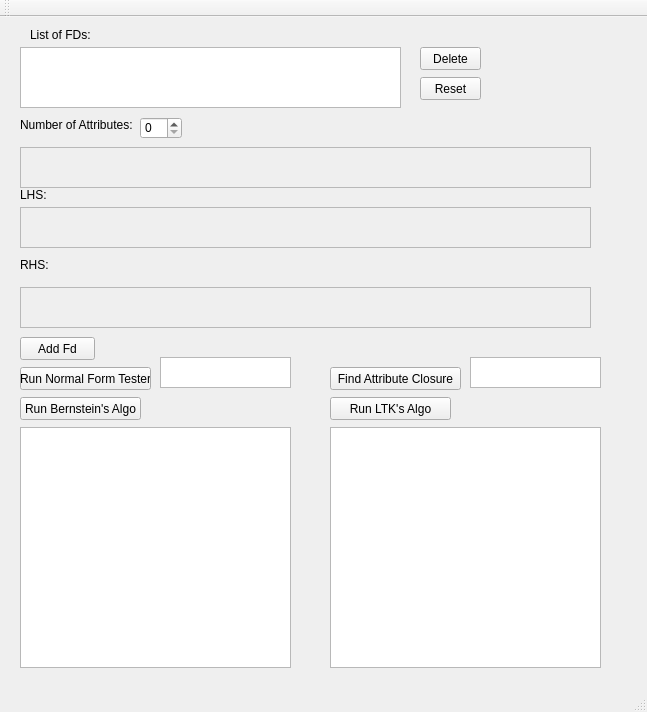
Old version of the form CaseTool/casetool.ui in the repository jellingwei/cs4221-Database-Case-Tool.
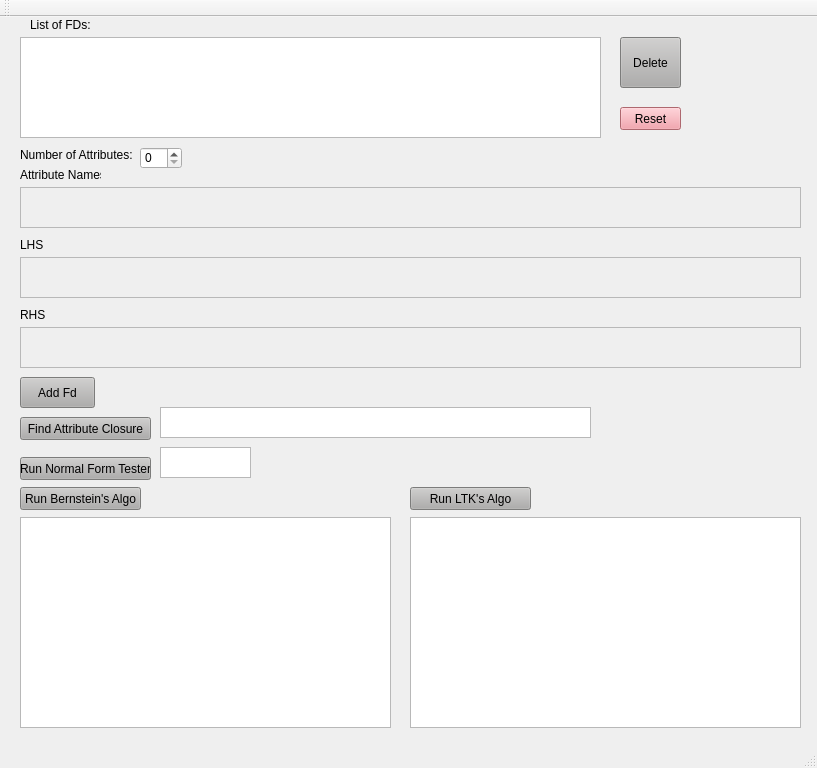
New version of the form.

The edit to the form file:
```diff
--- a/CaseTool/casetool.ui
+++ b/CaseTool/casetool.ui
@@ -6,8 +6,8 @@
    <rect>
     <x>0</x>
     <y>0</y>
-    <width>647</width>
-    <height>712</height>
+    <width>817</width>
+    <height>768</height>
    </rect>
   </property>
   <property name="windowTitle">
@@ -18,11 +18,16 @@
     <property name="geometry">
      <rect>
       <x>20</x>
-      <y>320</y>
+      <y>360</y>
       <width>75</width>
-      <height>23</height>
+      <height>31</height>
      </rect>
     </property>
+    <property name="styleSheet">
+     <string notr="true">QPushButton {
+background-color: rgb(174, 173, 172)
+}</string>
+    </property>
     <property name="text">
      <string>Add Fd</string>
     </property>
@@ -31,7 +36,7 @@
     <property name="geometry">
      <rect>
       <x>30</x>
-      <y>10</y>
+      <y>0</y>
       <width>71</width>
       <height>16</height>
      </rect>
@@ -44,7 +49,7 @@
     <property name="geometry">
      <rect>
       <x>20</x>
-      <y>100</y>
+      <y>130</y>
       <width>121</width>
       <height>16</height>
      </rect>
@@ -57,35 +62,35 @@
     <property name="geometry">
      <rect>
       <x>20</x>
-      <y>170</y>
+      <y>220</y>
       <width>31</width>
       <height>16</height>
      </rect>
     </property>
     <property name="text">
-     <string>LHS:</string>
+     <string>LHS</string>
     </property>
    </widget>
    <widget class="QLabel" name="label_4">
     <property name="geometry">
      <rect>
       <x>20</x>
-      <y>240</y>
+      <y>290</y>
       <width>71</width>
       <height>16</height>
      </rect>
     </property>
     <property name="text">
-     <string>RHS:</string>
+     <string>RHS</string>
     </property>
    </widget>
    <widget class="QListWidget" name="outputList">
     <property name="geometry">
      <rect>
       <x>20</x>
-      <y>410</y>
-      <width>271</width>
-      <height>241</height>
+      <y>500</y>
+      <width>371</width>
+      <height>211</height>
      </rect>
     </property>
    </widget>
@@ -93,11 +98,16 @@
     <property name="geometry">
      <rect>
       <x>20</x>
-      <y>380</y>
+      <y>470</y>
       <width>121</width>
       <height>23</height>
      </rect>
     </property>
+    <property name="styleSheet">
+     <string notr="true">QPushButton {
+background-color: rgb(174, 173, 172)
+}</string>
+    </property>
     <property name="text">
      <string>Run Bernstein's Algo</string>
     </property>
@@ -106,9 +116,9 @@
     <property name="geometry">
      <rect>
       <x>20</x>
-      <y>30</y>
-      <width>381</width>
-      <height>61</height>
+      <y>20</y>
+      <width>581</width>
+      <height>101</height>
      </rect>
     </property>
    </widget>
@@ -116,7 +126,7 @@
     <property name="geometry">
      <rect>
       <x>140</x>
-      <y>100</y>
+      <y>130</y>
       <width>42</width>
       <height>22</height>
      </rect>
@@ -125,12 +135,17 @@
    <widget class="QPushButton" name="runLTK">
     <property name="geometry">
      <rect>
-      <x>330</x>
-      <y>380</y>
+      <x>410</x>
+      <y>470</y>
       <width>121</width>
       <height>23</height>
      </rect>
     </property>
+    <property name="styleSheet">
+     <string notr="true">QPushButton {
+background-color: rgb(174, 173, 172)
+}</string>
+    </property>
     <property name="text">
      <string>Run LTK's Algo</string>
     </property>
@@ -139,8 +154,8 @@
     <property name="geometry">
      <rect>
       <x>160</x>
-      <y>340</y>
-      <width>131</width>
+      <y>430</y>
+      <width>91</width>
       <height>31</height>
      </rect>
     </property>
@@ -149,11 +164,16 @@
     <property name="geometry">
      <rect>
       <x>20</x>
-      <y>350</y>
+      <y>440</y>
       <width>131</width>
       <height>23</height>
      </rect>
     </property>
+    <property name="styleSheet">
+     <string notr="true">QPushButton {
+background-color: rgb(174, 173, 172)
+}</string>
+    </property>
     <property name="text">
      <string>Run Normal Form Tester</string>
     </property>
@@ -165,8 +185,8 @@
     <property name="geometry">
      <rect>
       <x>20</x>
-      <y>190</y>
-      <width>571</width>
+      <y>240</y>
+      <width>781</width>
       <height>41</height>
      </rect>
     </property>
@@ -178,7 +198,7 @@
       <rect>
        <x>0</x>
        <y>0</y>
-       <width>569</width>
+       <width>779</width>
        <height>39</height>
       </rect>
      </property>
@@ -191,8 +211,8 @@
     <property name="geometry">
      <rect>
       <x>20</x>
-      <y>270</y>
-      <width>571</width>
+      <y>310</y>
+      <width>781</width>
       <height>41</height>
      </rect>
     </property>
@@ -204,7 +224,7 @@
       <rect>
        <x>0</x>
        <y>0</y>
-       <width>569</width>
+       <width>779</width>
        <height>39</height>
       </rect>
      </property>
@@ -213,22 +233,27 @@
    <widget class="QListWidget" name="outputLTK">
     <property name="geometry">
      <rect>
-      <x>330</x>
-      <y>410</y>
-      <width>271</width>
-      <height>241</height>
+      <x>410</x>
+      <y>500</y>
+      <width>391</width>
+      <height>211</height>
      </rect>
     </property>
    </widget>
    <widget class="QPushButton" name="resetButton">
     <property name="geometry">
      <rect>
-      <x>420</x>
-      <y>60</y>
+      <x>620</x>
+      <y>90</y>
       <width>61</width>
       <height>23</height>
      </rect>
     </property>
+    <property name="styleSheet">
+     <string notr="true">QPushButton {
+background-color: rgb(243, 145, 155)
+}</string>
+    </property>
     <property name="text">
      <string>Reset</string>
     </property>
@@ -236,12 +261,20 @@
    <widget class="QPushButton" name="deleteButton">
     <property name="geometry">
      <rect>
-      <x>420</x>
-      <y>30</y>
+      <x>620</x>
+      <y>20</y>
       <width>61</width>
-      <height>23</height>
+      <height>51</height>
      </rect>
     </property>
+    <property name="autoFillBackground">
+     <bool>false</bool>
+    </property>
+    <property name="styleSheet">
+     <string notr="true">QPushButton {
+	background-color: rgb(174, 173, 172);
+}</string>
+    </property>
     <property name="text">
      <string>Delete</string>
     </property>
@@ -249,9 +282,9 @@
    <widget class="QListWidget" name="outputAttrClosure">
     <property name="geometry">
      <rect>
-      <x>470</x>
-      <y>340</y>
-      <width>131</width>
+      <x>160</x>
+      <y>390</y>
+      <width>431</width>
       <height>31</height>
      </rect>
     </property>
@@ -262,12 +295,17 @@
    <widget class="QPushButton" name="runAttrClosure">
     <property name="geometry">
      <rect>
-      <x>330</x>
-      <y>350</y>
+      <x>20</x>
+      <y>400</y>
       <width>131</width>
       <height>23</height>
      </rect>
     </property>
+    <property name="styleSheet">
+     <string notr="true">QPushButton {
+background-color: rgb(174, 173, 172)
+}</string>
+    </property>
     <property name="text">
      <string>Find Attribute Closure</string>
     </property>
@@ -279,8 +317,8 @@
     <property name="geometry">
      <rect>
       <x>20</x>
-      <y>130</y>
-      <width>571</width>
+      <y>170</y>
+      <width>781</width>
       <height>41</height>
      </rect>
     </property>
@@ -292,12 +330,25 @@
       <rect>
        <x>0</x>
        <y>0</y>
-       <width>569</width>
+       <width>779</width>
        <height>39</height>
       </rect>
      </property>
     </widget>
    </widget>
+   <widget class="QLabel" name="label_5">
+    <property name="geometry">
+     <rect>
+      <x>20</x>
+      <y>150</y>
+      <width>81</width>
+      <height>16</height>
+     </rect>
+    </property>
+    <property name="text">
+     <string>Attribute Names</string>
+    </property>
+   </widget>
   </widget>
   <widget class="QMenuBar" name="menuBar">
    <property name="geometry">
```
Left out of the diff: 11 changed lines with no effect on the pictures.
